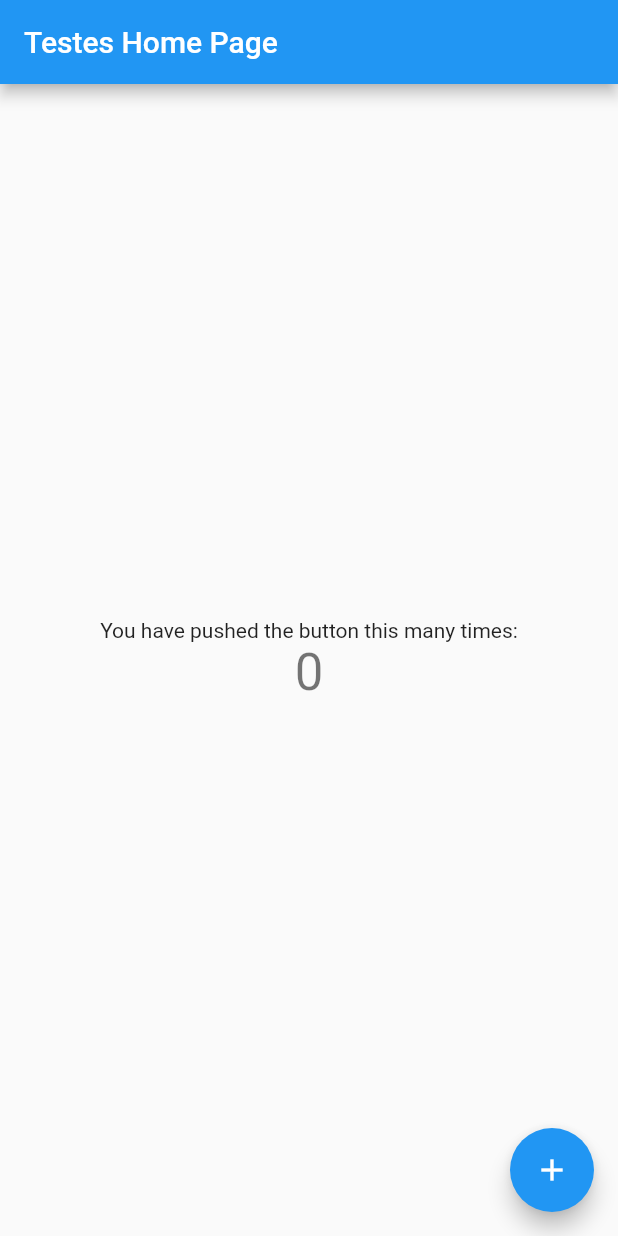
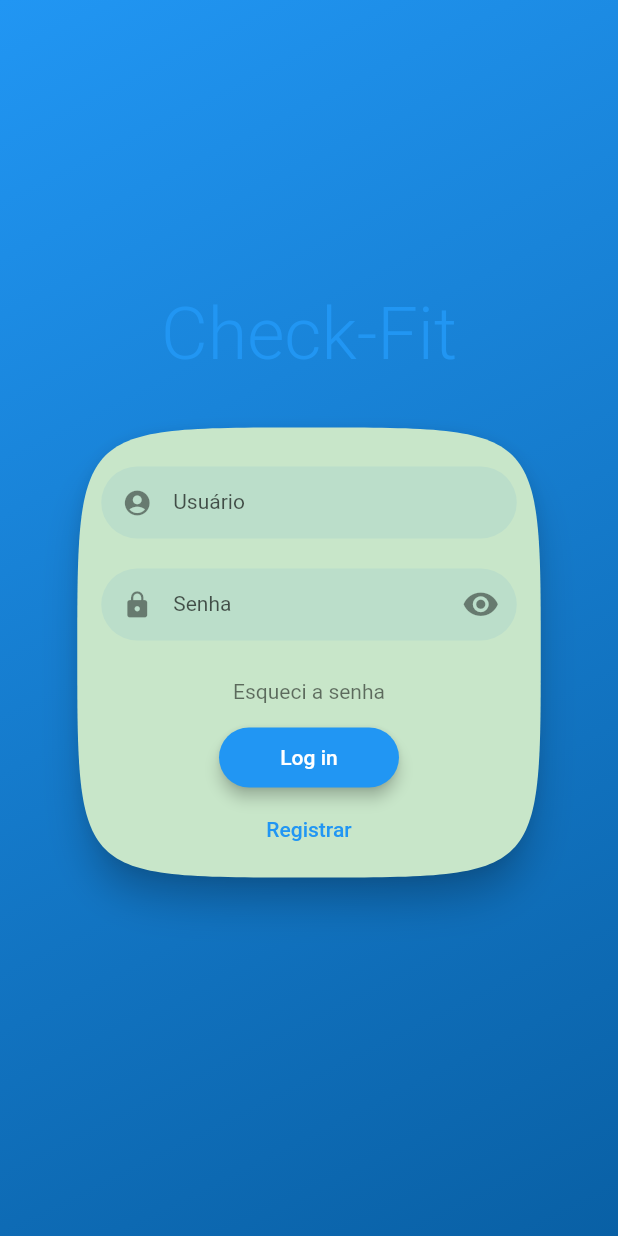
Before and after one commit to diegocunhas/Check-Fit, a Flutter app: the screen it shows after launch, on a phone screen of 412 x 824 dp. Run offline on Flutter 3.47's test engine with Material 2 defaults, Android fonts, the light colour scheme and no system bars; drawn by our look-alikes of flutter_login.

Commit message:
tela de login

```diff
--- /dev/null
+++ b/testes/lib/Pages/login.dart
@@ -0,0 +1,77 @@
+import 'package:testes/Pages/home.dart';
+import 'package:flutter/material.dart';
+import 'package:flutter_login/flutter_login.dart';
+//import 'dashboard_screen.dart';
+
+const users = const{
+ 'prof@google.com':'123',
+ 'aluno@google.com':'123'
+};
+
+
+class LoginScreen extends StatelessWidget {
+  //const LoginScreen({ Key? key }) : super(key: key);
+  Duration get loginTime => Duration(milliseconds: 1200);
+
+  Future<String?> _authUser(LoginData data){
+    debugPrint('Usuário: ${data.name}, Senha: ${data.password}');
+    return Future.delayed(loginTime).then((_) {
+      if (!users.containsKey(data.name)){
+        return 'Usuário não existe';
+      }
+      if (users[data.name]!=data.password){
+        return 'Senha inválida';
+      }
+      return null;
+    });
+  }
+
+  Future<String?> _signupUser(SignupData data){
+    debugPrint('Usuário: ${data.name}, Senha: ${data.password}');
+    return Future.delayed(loginTime).then((_){
+      return null;
+    });
+  }
+
+  Future<String?> _recoverPassword(String name){
+    debugPrint('Usuário: $name');
+    return Future.delayed(loginTime).then((_){
+      if(!users.containsKey(name)){
+        return 'Usuário não existe';
+      }
+      return null;
+    });
+  }
+
+  @override
+  Widget build(BuildContext context) {
+    return FlutterLogin(
+      userType: LoginUserType.name,
+      title: 'Check-Fit',
+      onLogin: _authUser,
+      onSignup: _signupUser,
+      onSubmitAnimationCompleted: (){
+        Navigator.of(context).pushReplacement(MaterialPageRoute( builder: (context) => Home()),);
+      },
+      onRecoverPassword: _recoverPassword,
+      messages: LoginMessages(
+        userHint: 'Usuário',
+        passwordHint: 'Senha',
+        confirmPasswordHint: 'Conferir Senha',
+        confirmPasswordError: 'Senha Inválida',
+        loginButton: 'Log in',
+        signupButton: 'Registrar',
+        forgotPasswordButton: 'Esqueci a senha',
+      ),
+      theme: LoginTheme(
+        cardTheme: CardTheme(
+        color: Colors.green.shade100,
+        elevation: 10,
+        margin: EdgeInsets.only(top: 20),
+        shape: ContinuousRectangleBorder(
+        borderRadius: BorderRadius.circular(150.0))
+        ),
+      ),
+    );
+  }
+}
--- a/testes/lib/main.dart
+++ b/testes/lib/main.dart
@@ -1,113 +1,32 @@
 import 'package:flutter/material.dart';
+//import 'package:testes/Pages/home.dart';
+import 'package:testes/Pages/avaliacao_fisica.dart';
+import 'package:testes/Pages/plano_alimentar.dart';
+import 'package:testes/Pages/meu_treino.dart';
+import 'package:testes/Pages/criar_treino.dart';
+import 'package:testes/Pages/login.dart';
 
-void main() {
+void main(){
   runApp(MyApp());
 }
 
 class MyApp extends StatelessWidget {
-  // This widget is the root of your application.
+  const MyApp({ Key? key }) : super(key: key);
+
   @override
   Widget build(BuildContext context) {
     return MaterialApp(
-      title: 'Flutter Demo',
-      theme: ThemeData(
-        // This is the theme of your application.
-        //
-        // Try running your application with "flutter run". You'll see the
-        // application has a blue toolbar. Then, without quitting the app, try
-        // changing the primarySwatch below to Colors.green and then invoke
-        // "hot reload" (press "r" in the console where you ran "flutter run",
-        // or simply save your changes to "hot reload" in a Flutter IDE).
-        // Notice that the counter didn't reset back to zero; the application
-        // is not restarted.
-        primarySwatch: Colors.blue,
-      ),
-      home: MyHomePage(title: 'Testes Home Page'),
+      debugShowCheckedModeBanner: false,
+      title: 'Check-Fit',
+      home: LoginScreen(),
+      //initialRoute: '/home',
+      routes: <String,WidgetBuilder>{
+        //'/home': (BuildContext context) => Home(),
+        '/meu_treino': (BuildContext context) => MeuTreino(),
+        '/criar_treino': (BuildContext context) => CriarTreino(),
+        '/plano_alimentar': (BuildContext context) => PlanoAlimentar(),
+        '/avaliacao_fisica': (BuildContext context) => AvaliacaoFisica(),
+      },
     );
   }
 }
-
-class MyHomePage extends StatefulWidget {
-  MyHomePage({Key? key, required this.title}) : super(key: key);
-
-  // This widget is the home page of your application. It is stateful, meaning
-  // that it has a State object (defined below) that contains fields that affect
-  // how it looks.
-
-  // This class is the configuration for the state. It holds the values (in this
-  // case the title) provided by the parent (in this case the App widget) and
-  // used by the build method of the State. Fields in a Widget subclass are
-  // always marked "final".
-
-  final String title;
-
-  @override
-  _MyHomePageState createState() => _MyHomePageState();
-}
-
-class _MyHomePageState extends State<MyHomePage> {
-  int _counter = 0;
-
-  void _incrementCounter() {
-    setState(() {
-      // This call to setState tells the Flutter framework that something has
-      // changed in this State, which causes it to rerun the build method below
-      // so that the display can reflect the updated values. If we changed
-      // _counter without calling setState(), then the build method would not be
-      // called again, and so nothing would appear to happen.
-      _counter++;
-    });
-  }
-
-  @override
-  Widget build(BuildContext context) {
-    // This method is rerun every time setState is called, for instance as done
-    // by the _incrementCounter method above.
-    //
-    // The Flutter framework has been optimized to make rerunning build methods
-    // fast, so that you can just rebuild anything that needs updating rather
-    // than having to individually change instances of widgets.
-    return Scaffold(
-      appBar: AppBar(
-        // Here we take the value from the MyHomePage object that was created by
-        // the App.build method, and use it to set our appbar title.
-        title: Text(widget.title),
-      ),
-      body: Center(
-        // Center is a layout widget. It takes a single child and positions it
-        // in the middle of the parent.
-        child: Column(
-          // Column is also a layout widget. It takes a list of children and
-          // arranges them vertically. By default, it sizes itself to fit its
-          // children horizontally, and tries to be as tall as its parent.
-          //
-          // Invoke "debug painting" (press "p" in the console, choose the
-          // "Toggle Debug Paint" action from the Flutter Inspector in Android
-          // Studio, or the "Toggle Debug Paint" command in Visual Studio Code)
-          // to see the wireframe for each widget.
-          //
-          // Column has various properties to control how it sizes itself and
-          // how it positions its children. Here we use mainAxisAlignment to
-          // center the children vertically; the main axis here is the vertical
-          // axis because Columns are vertical (the cross axis would be
-          // horizontal).
-          mainAxisAlignment: MainAxisAlignment.center,
-          children: <Widget>[
-            Text(
-              'You have pushed the button this many times:',
-            ),
-            Text(
-              '$_counter',
-              style: Theme.of(context).textTheme.headline4,
-            ),
-          ],
-        ),
-      ),
-      floatingActionButton: FloatingActionButton(
-        onPressed: _incrementCounter,
-        tooltip: 'Increment',
-        child: Icon(Icons.add),
-      ), // This trailing comma makes auto-formatting nicer for build methods.
-    );
-  }
-}
--- a/testes/pubspec.yaml
+++ b/testes/pubspec.yaml
@@ -18,7 +18,7 @@ publish_to: 'none' # Remove this line if you wish to publish to pub.dev
 version: 1.0.0+1
 
 environment:
-  sdk: ">=2.12.0 <3.0.0"
+  sdk: ">=2.16.0 <3.0.0"
 
 dependencies:
   flutter:
@@ -28,6 +28,7 @@ dependencies:
   # The following adds the Cupertino Icons font to your application.
   # Use with the CupertinoIcons class for iOS style icons.
   cupertino_icons: ^1.0.2
+  flutter_login: ^3.1.0
 
 dev_dependencies:
   flutter_test:
```
Also changed, not shown: testes/lib/Pages/avaliacao_fisica.dart (added, +23 -0 lines), testes/lib/Pages/criar_treino.dart (added, +28 -0 lines), testes/lib/Pages/home.dart (added, +50 -0 lines), testes/lib/Pages/meu_treino.dart (added, +23 -0 lines), testes/lib/Pages/plano_alimentar.dart (added, +37 -0 lines), testes/lib/Widget/buildDrawer.dart (added, +72 -0 lines), testes/pubspec.lock.
